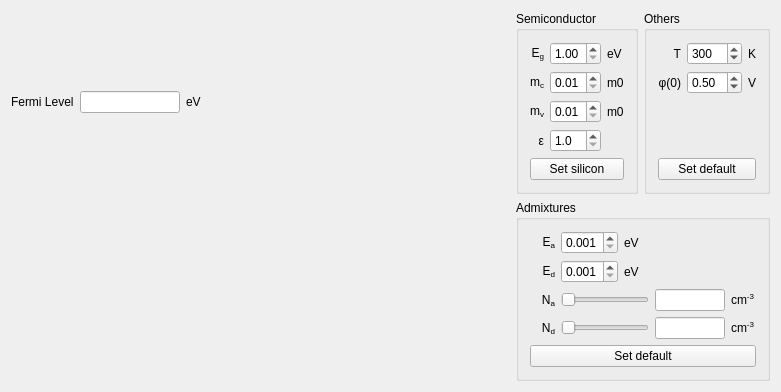
This is widget.ui in NIA/semiconductor as Qt 5 draws it before an edit. The edited form follows.
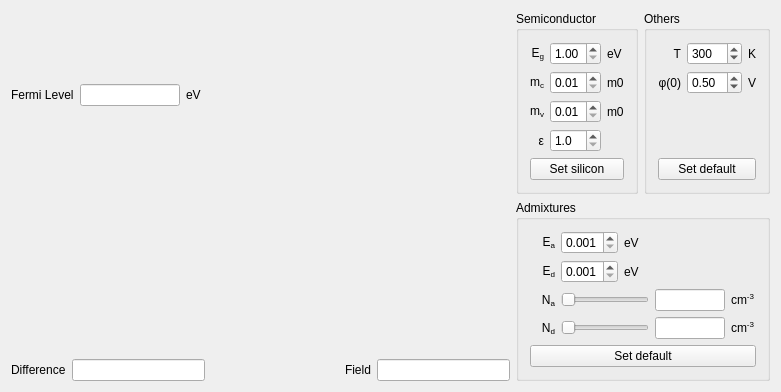
This is the edited form. Custom widgets are drawn as their Qt base class.

Patch:
```diff
--- a/widget.ui
+++ b/widget.ui
@@ -63,6 +63,50 @@
      <item>
       <widget class="QwtPlot" name="plotArea"/>
      </item>
+     <item>
+      <layout class="QHBoxLayout" name="horizontalLayout_4">
+       <item>
+        <widget class="QLabel" name="label_13">
+         <property name="text">
+          <string>Difference</string>
+         </property>
+        </widget>
+       </item>
+       <item>
+        <widget class="QLineEdit" name="differenceLineEdit">
+         <property name="maximumSize">
+          <size>
+           <width>150</width>
+           <height>16777215</height>
+          </size>
+         </property>
+        </widget>
+       </item>
+       <item>
+        <spacer name="horizontalSpacer_2">
+         <property name="orientation">
+          <enum>Qt::Horizontal</enum>
+         </property>
+         <property name="sizeHint" stdset="0">
+          <size>
+           <width>40</width>
+           <height>20</height>
+          </size>
+         </property>
+        </spacer>
+       </item>
+       <item>
+        <widget class="QLabel" name="label_14">
+         <property name="text">
+          <string>Field</string>
+         </property>
+        </widget>
+       </item>
+       <item>
+        <widget class="QLineEdit" name="fieldLineEdit"/>
+       </item>
+      </layout>
+     </item>
     </layout>
    </item>
    <item>
```
